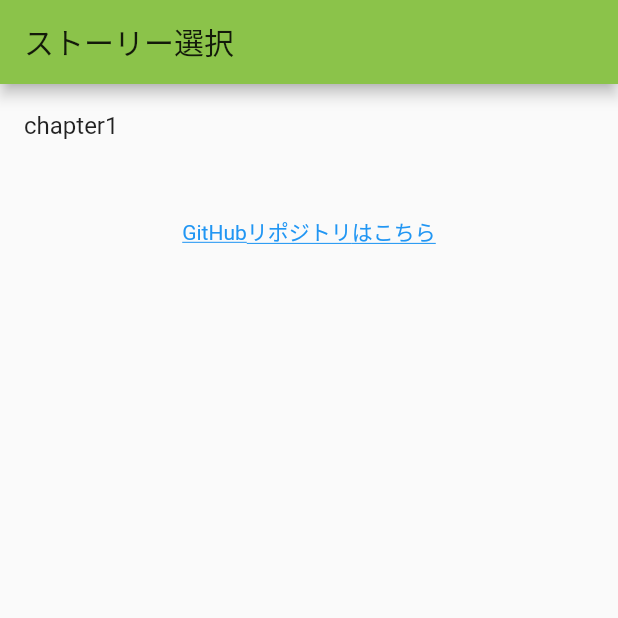
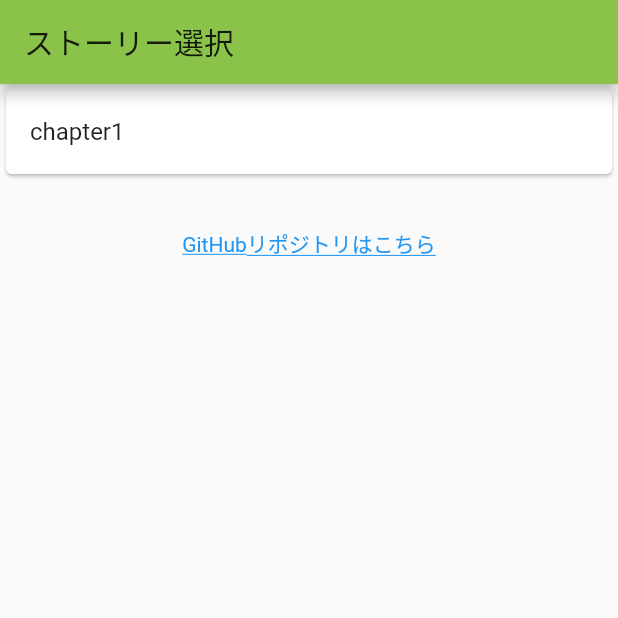
Before and after one commit to TetsuFe/flutter_novel, a Flutter app: the screen it shows after launch, on a phone screen of 412 x 824 dp, the top half of it. Run offline on Flutter 3.47's test engine with Material 2 defaults, Android fonts, the phone set to English and light mode, and no system bars; our stand-ins replace freezed_annotation, state_notifier; missing offline and left inert: flutter_state_notifier; generated files the repository leaves out were written again.

Commit message:
Wrap Card on ListTile to be clear it is selectable

```diff
--- a/lib/story_list_page.dart
+++ b/lib/story_list_page.dart
@@ -20,7 +20,8 @@ class StoryListPage extends StatelessWidget {
               shrinkWrap: true,
               itemCount: 1,
               primary: true,
-              itemBuilder: (context, index) => ListTile(
+              itemBuilder: (context, index) => Card(
+                child: ListTile(
                     title: Text('chapter1'),
                     onTap: () {
                       final story = Story(
@@ -34,7 +35,8 @@ class StoryListPage extends StatelessWidget {
                           builder: (context) {
                             return MultiProvider(
                               providers: [
-                              StateNotifierProvider<StoryStateNotifier, Story>(
+                                StateNotifierProvider<StoryStateNotifier,
+                                    Story>(
                                   create: (_) => StoryStateNotifier(story),
                                 )
                               ],
@@ -44,6 +46,7 @@ class StoryListPage extends StatelessWidget {
                         ),
                       );
                     }),
+              ),
             ),
             Padding(
               padding: EdgeInsets.symmetric(vertical: 32),
```
Lines whose indentation alone changed are shown as unchanged.
